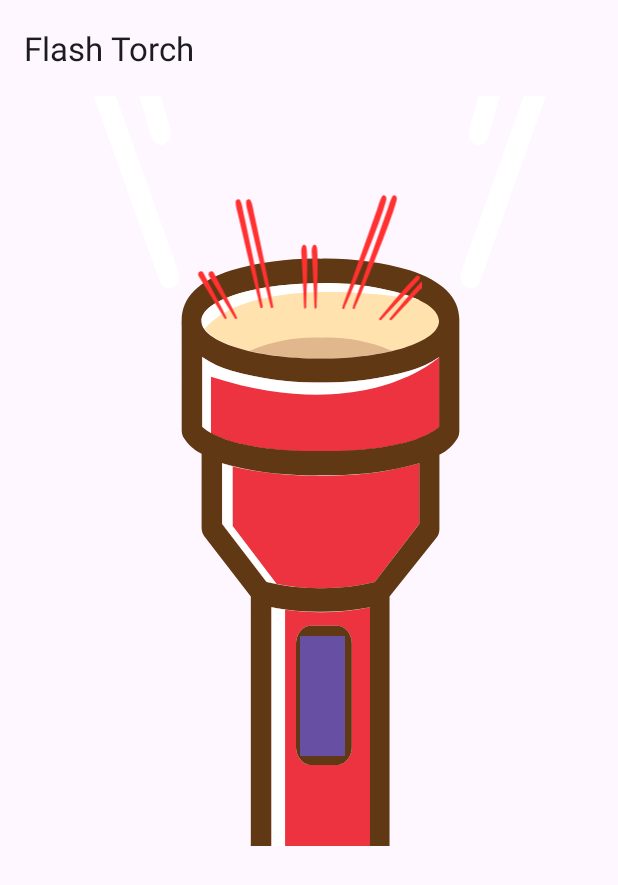
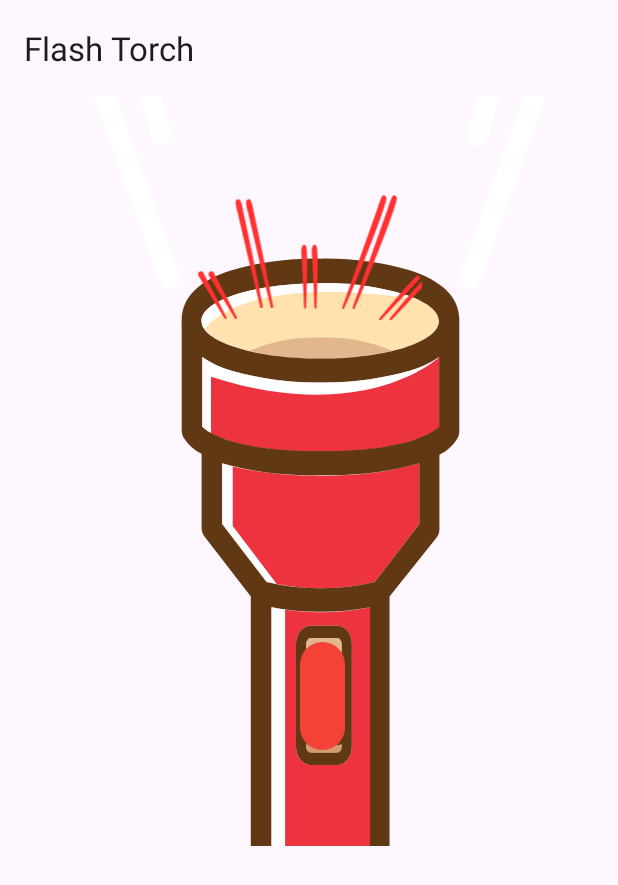
Before and after one commit to pinkth3floyd/flashlight, an Android app: the screen it shows after launch (MainActivity), after a tap on an icon or button, on a phone screen of 412 x 824 dp. Shown: the top 885 px of the screen. Run offline under Robolectric (Android 15) with nearby library versions, the light colour scheme and no system bars; our stand-ins replace navigation-ui; 2 statements that could not run were skipped.

Commit message:
button color and sound

```diff
--- a/app/src/main/java/com/example/flashtorch/FirstFragment.java
+++ b/app/src/main/java/com/example/flashtorch/FirstFragment.java
@@ -6,6 +6,8 @@ import android.content.pm.PackageManager;
 import android.graphics.Color;
 import android.hardware.camera2.CameraAccessException;
 import android.hardware.camera2.CameraManager;
+import android.media.AudioManager;
+import android.media.SoundPool;
 import android.os.Build;
 import android.os.Bundle;
 import android.view.LayoutInflater;
@@ -29,6 +31,8 @@ public class FirstFragment extends Fragment {
     private Button flashTorchButton;
     private ImageView emissions;
     private FragmentFirstBinding binding;
+    private SoundPool sounds;
+    private int sExplosion;
 
     @Override
     public View onCreateView(
@@ -44,6 +48,8 @@ public class FirstFragment extends Fragment {
         super.onViewCreated(view, savedInstanceState);
         flashTorchButton = binding.flashButton;
         emissions=binding.emmissions;// Use view binding
+        sounds = new SoundPool(10, AudioManager.STREAM_MUSIC,0);
+        sExplosion = sounds.load(getContext(), R.raw.sound, 1);
 
         // Check for permission before accessing the camera
         if (ContextCompat.checkSelfPermission(requireContext(), Manifest.permission.CAMERA) != PackageManager.PERMISSION_GRANTED) {
@@ -72,13 +78,16 @@ public class FirstFragment extends Fragment {
         flashTorchButton.setOnClickListener(new View.OnClickListener() { // Corrected setOnClickListener
             @Override
             public void onClick(View v) {
+                sounds.play(sExplosion, 1.0f, 1.0f, 0, 0, 1.5f);
                 try {
                     if (Build.VERSION.SDK_INT >= Build.VERSION_CODES.M) {
                         cameraManager.setTorchMode(cameraId, !isFlashlightOn);
                         isFlashlightOn = !isFlashlightOn;
 //                        flashTorchButton.setText(isFlashlightOn ? "Turn Off Flashlight" : "Turn On Flashlight");
                         emissions.setVisibility( isFlashlightOn ? View.VISIBLE :View.INVISIBLE);
-                        flashTorchButton.setBackgroundColor(isFlashlightOn ? Color.parseColor("#FF424242") : Color.parseColor("#AAAAAA"));
+//                        flashTorchButton.setBackgroundColor(isFlashlightOn ? Color.parseColor("#FF424242") : Color.parseColor("#FFFFFF"));
+
+                        flashTorchButton.setBackgroundColor(isFlashlightOn ? getResources().getColor(R.color.secondary): getResources().getColor(R.color.primary) );
                     } else {
                         Toast.makeText(context, "Flashlight requires Android M (API 23) or higher", Toast.LENGTH_SHORT).show();
                     }
--- a/app/src/main/res/layout/fragment_first.xml
+++ b/app/src/main/res/layout/fragment_first.xml
@@ -27,7 +27,7 @@
             android:layout_marginStart="200dp"
 
             android:layout_height="80dp"
-            android:background="@color/cardview_dark_background"
+
             android:layout_marginTop="210dp"
 
             />
--- a/app/src/main/res/values/colors.xml
+++ b/app/src/main/res/values/colors.xml
@@ -2,4 +2,7 @@
 <resources>
     <color name="black">#FF000000</color>
     <color name="white">#FFFFFFFF</color>
+    <color name="primary">#1A4FE9</color>
+    <color name="secondary">#F44336</color>
+
 </resources>
```
Also changed, not shown: 1 other file.
